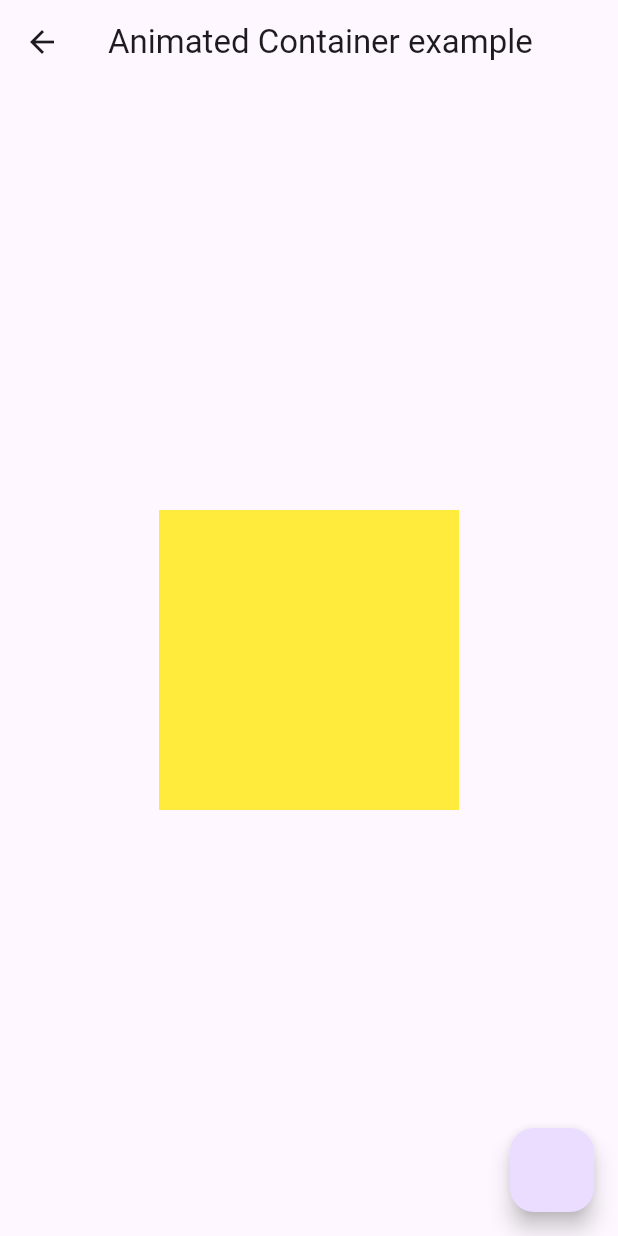
After one commit to Santosh9001/broadway_class_2025_first, a Flutter app: the AnimatedContainerWidget screen opened directly, on a phone screen of 412 x 824 dp. The commit adds this screen. Run offline on Flutter 3.47's test engine with Material 3 defaults, Android fonts, the phone set to English and light mode, and no system bars; our stand-ins replace camera, carousel_slider, cloud_firestore, dio, firebase_auth, firebase_core and 7 more; missing offline and left inert: splash_master; accounts and stored records are empty.

Commit message:
animated container and validator

```diff
--- /dev/null
+++ b/lib/animated_container.dart
@@ -0,0 +1,33 @@
+import 'package:flutter/material.dart';
+
+class AnimatedContainerWidget extends StatefulWidget {
+  @override
+  State<StatefulWidget> createState() => _AnimatedContainerState();
+}
+
+class _AnimatedContainerState extends State<AnimatedContainerWidget> {
+  bool check = false;
+  @override
+  Widget build(BuildContext context) {
+    return Scaffold(
+      appBar: AppBar(
+        title: const Text("Animated Container example"),
+      ),
+      body: Center(
+        child: AnimatedCrossFade(
+          duration: const Duration(
+            milliseconds: 500,
+          ),
+          firstChild: Container(color: Colors.blue,height: 300,width: 300,),
+          secondChild: Container(color: Colors.yellow,height: 200,width: 200,),
+          crossFadeState: check ? CrossFadeState.showFirst : CrossFadeState.showSecond,
+        ),
+      ),
+      floatingActionButton: FloatingActionButton(onPressed: () {
+        setState(() {
+          check = !check;
+        });
+      }),
+    );
+  }
+}
--- a/lib/main.dart
+++ b/lib/main.dart
@@ -1,6 +1,8 @@
+import 'package:boroadwy_2025_session1/animated_container.dart';
 import 'package:boroadwy_2025_session1/bloc/auth_bloc.dart';
 import 'package:boroadwy_2025_session1/bloc/dashboard_bloc.dart';
 import 'package:boroadwy_2025_session1/forgot_password.dart';
+import 'package:boroadwy_2025_session1/hero_animation_one.dart';
 import 'package:boroadwy_2025_session1/services/local/local_database.dart';
 import 'package:boroadwy_2025_session1/services/local/local_storage.dart';
 import 'package:boroadwy_2025_session1/signup.dart';
@@ -64,7 +66,7 @@ class MyApp extends StatelessWidget {
         ),
         // TODO Students, check if the user is signed in
         home: localStorage.getBool(StringUtils.isUserLoggedInKey)
-            ? Dashboard()
+            ? HeroAnimationOne()
             : Login(),
       ),
     );
```
Also changed, not shown: lib/form_validation_example.dart (added, +46 -0 lines), lib/hero_animation_one.dart (added, +28 -0 lines), lib/hero_animation_two.dart (added, +22 -0 lines).
